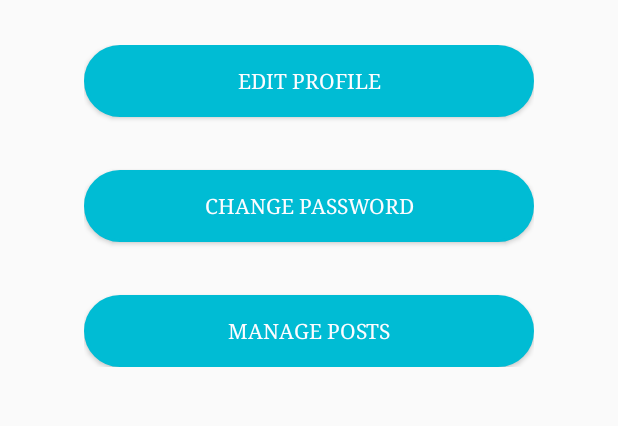
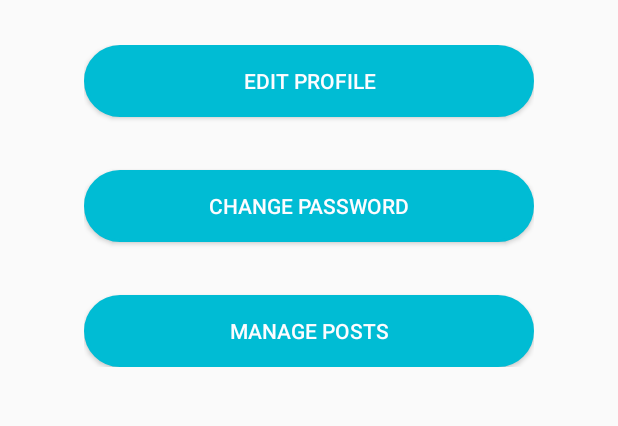
Before and after one commit to celine1013/UniSociety, an Android app: the fragment AccountManagement_Society shown on its own in the app's theme, on a phone screen of 412 x 824 dp, the part 352-778 px from its top. Run offline under Robolectric (Android 15) with nearby library versions, the phone set to English and light mode, and no system bars; our stand-ins replace Firebase (no records; nobody signed in at launch, a user with empty details on screens opened directly); pictures from the network do not load; 3 statements that could not run were skipped.

Commit message:
font fix

```diff
--- a/app/src/main/res/layout/fragment_account_management__society.xml
+++ b/app/src/main/res/layout/fragment_account_management__society.xml
@@ -25,7 +25,6 @@
                 android:layout_width="match_parent"
                 android:layout_height="wrap_content"
                 android:background="@drawable/blue_onclickwhite"
-                android:fontFamily="serif"
                 android:padding="@dimen/btn_padding"
                 android:text="@string/Text_Edit_Profile"
                 android:textColor="@color/colorWhite" />
@@ -37,7 +36,6 @@
                 android:layout_below="@+id/btn_edit_profile"
                 android:layout_marginTop="35dp"
                 android:background="@drawable/blue_onclickwhite"
-                android:fontFamily="serif"
                 android:padding="@dimen/btn_padding"
                 android:text="@string/Text_Change_Password"
                 android:textColor="@color/colorWhite" />
@@ -49,7 +47,6 @@
                 android:layout_below="@+id/btn_change_password"
                 android:layout_marginTop="35dp"
                 android:background="@drawable/blue_onclickwhite"
-                android:fontFamily="serif"
                 android:padding="@dimen/btn_padding"
                 android:text="@string/Text_Manage_History"
                 android:textColor="@color/colorWhite" />
--- a/app/src/main/res/layout/fragment_account_management_student.xml
+++ b/app/src/main/res/layout/fragment_account_management_student.xml
@@ -36,7 +36,6 @@
             android:layout_centerHorizontal="true"
             android:layout_marginTop="50dp"
             android:background="@drawable/blue_onclickwhite"
-            android:fontFamily="serif"
             android:text="Attend List"
             android:textColor="@color/colorWhite" />
 
@@ -48,7 +47,6 @@
             android:layout_alignStart="@+id/btn_Notification"
             android:layout_marginTop="50dp"
             android:background="@drawable/blue_onclickwhite"
-            android:fontFamily="serif"
             android:text="@string/Text_Change_Password"
             android:textColor="@color/colorWhite" />
 
```
